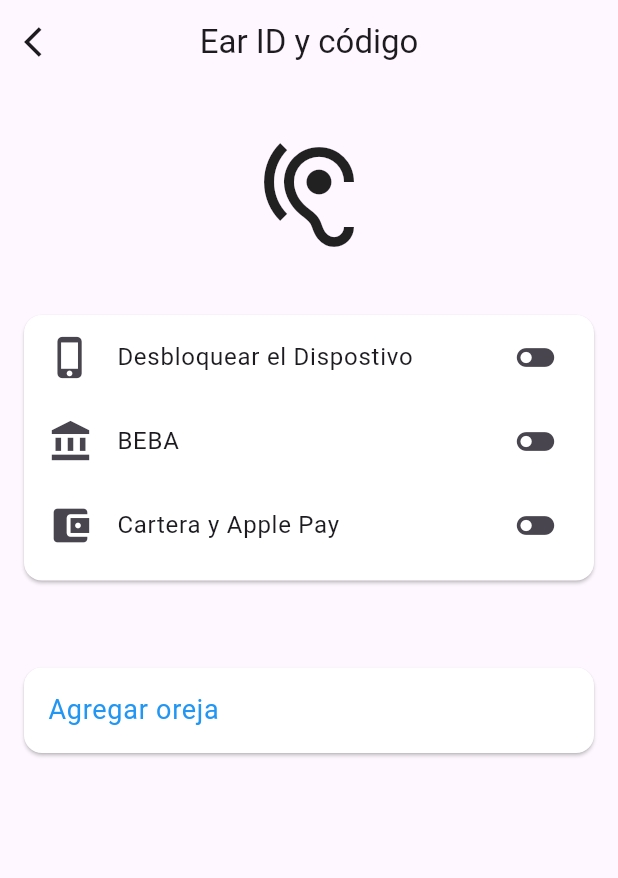
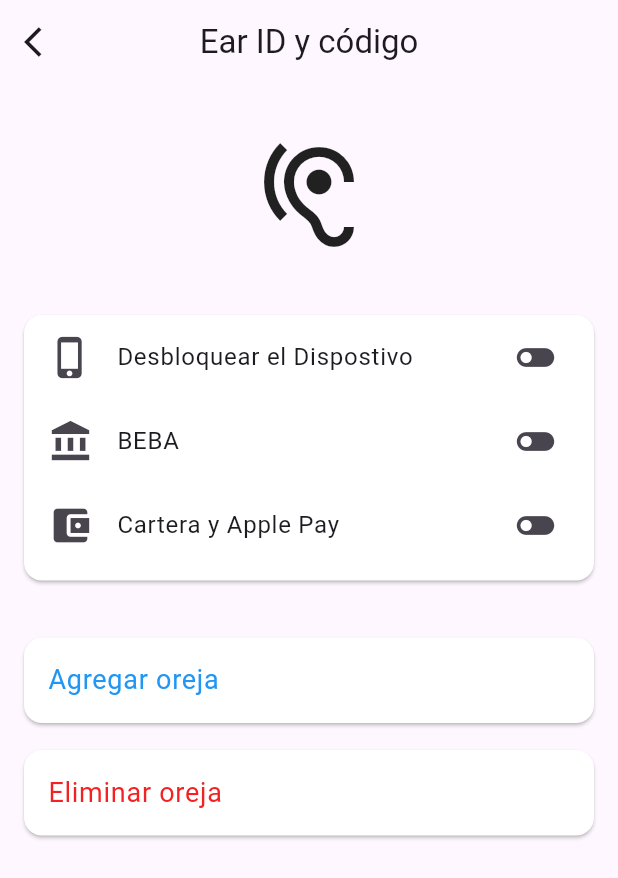
Before and after one commit to jorge-jrzz/Ear-ID, a Flutter app: the screen it shows after launch, scrolled down 437 dp, after a tap on "Ear ID y código", on a phone screen of 412 x 824 dp. Shown: the top 878 px of the screen. Run offline on Flutter 3.47's test engine with Material 3 defaults, Android fonts, the light colour scheme and no system bars; our stand-ins replace camera.

Commit message:
Eliminar button added

```diff
--- a/settings_app/lib/secondscreen.dart
+++ b/settings_app/lib/secondscreen.dart
@@ -27,6 +27,8 @@ class SecondScreen extends StatelessWidget {
             CardInterface1(),
             Espaciado1(),
             CardInterface2(),
+            Espaciado2(),
+            CardInterface3(),
           ],
         ),
       ),
@@ -98,7 +100,7 @@ class Espaciado1 extends StatelessWidget {
   @override
   Widget build(BuildContext context) {
     return Container(
-      height: 50,
+      height: 30,
       padding: EdgeInsets.only(right: 12.0, left: 12.0),
       width: 30,
     );
@@ -132,3 +134,44 @@ class CardInterface2 extends StatelessWidget {
     );
   }
 }
+
+class Espaciado2 extends StatelessWidget {
+  const Espaciado2({super.key});
+
+  @override
+  Widget build(BuildContext context) {
+    return Container(
+      height: 10,
+      padding: EdgeInsets.only(right: 12.0, left: 12.0),
+      width: 30,
+    );
+  }
+}
+
+class CardInterface3 extends StatelessWidget {
+  const CardInterface3({super.key});
+
+  @override
+  Widget build(BuildContext context) {
+    return Container(
+      height: 65,
+      padding: EdgeInsets.only(right: 12.0, left: 12.0),
+      width: 30,
+      child: Card(
+          color: Color.fromARGB(255, 255, 255, 255),
+          child: Column(mainAxisSize: MainAxisSize.min, children: <Widget>[
+            ListTile(
+              title: Text("Eliminar oreja", style: TextStyle(fontSize: 18.0)),
+              textColor: const Color.fromARGB(255, 243, 33, 33),
+              onTap: () {
+                Navigator.push(
+                  context,
+                  MaterialPageRoute(
+                      builder: (context) => InterfaceCamera(cameras: cameras)),
+                );
+              },
+            ),
+          ])),
+    );
+  }
+}
```
Also changed, not shown: 10 other files.
